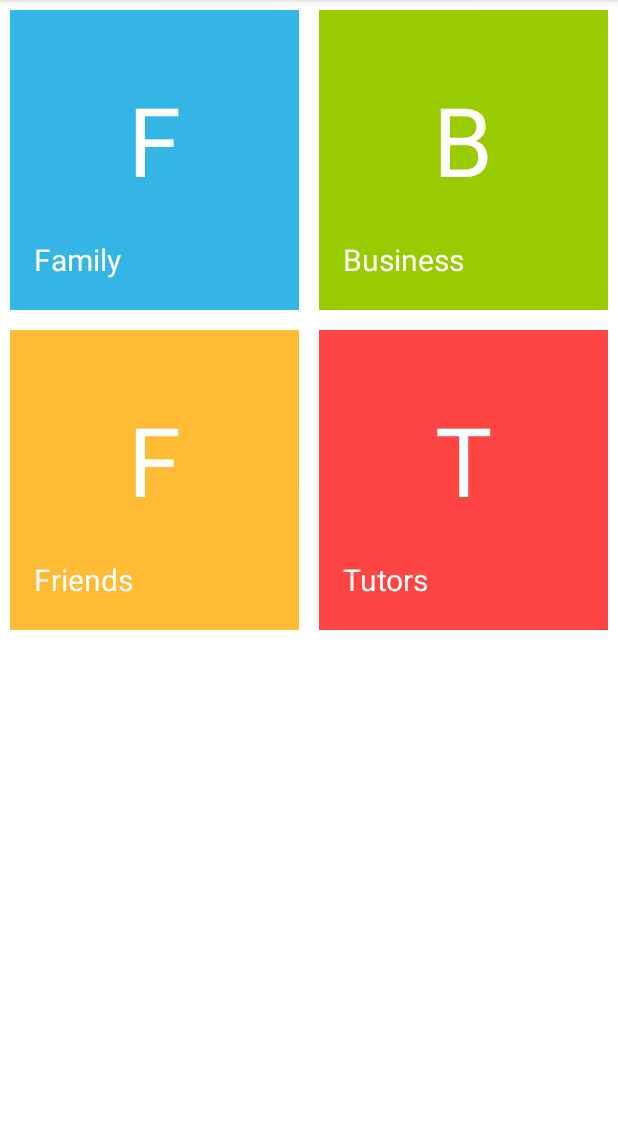
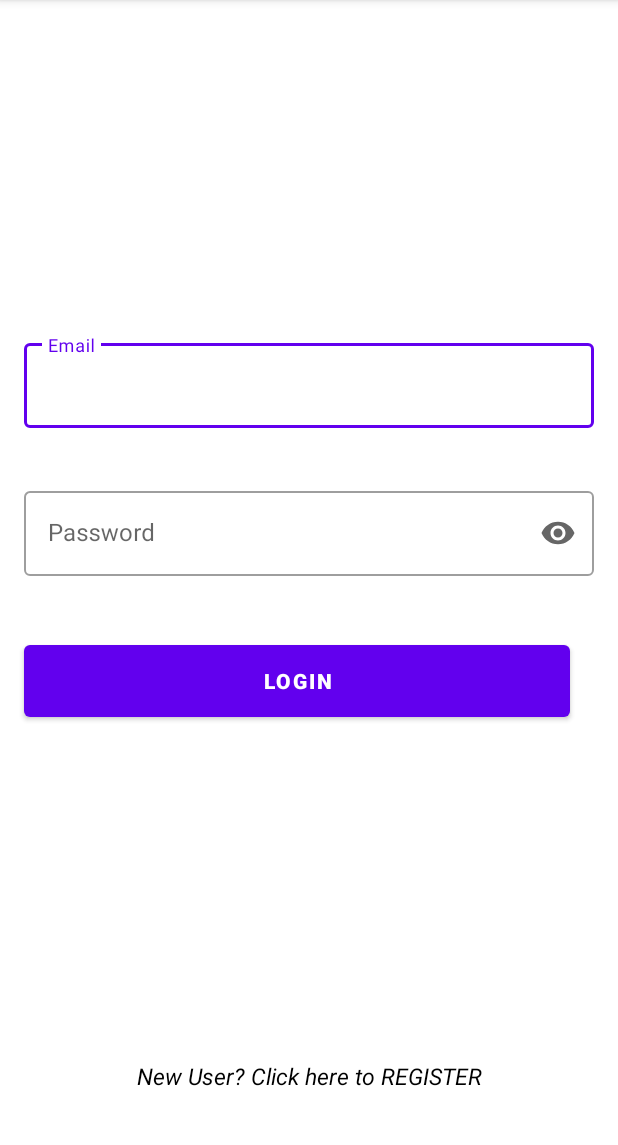
Before and after one commit to Folarin-Isaac/Contact-List-App, an Android app: the screen it shows after launch (MainActivity before the commit, LoginActivity after it), on a phone screen of 412 x 824 dp, the part 84-1229 px from its top. Run offline under Robolectric (Android 15) with nearby library versions, the phone set to English and light mode, and no system bars; our stand-ins replace Room's generated code.

Commit message:
created room database to handle the login and register processes

```diff
--- a/app/src/main/java/com/example/contact_list_app/CategoryAdapter.kt
+++ b/app/src/main/java/com/example/contact_list_app/adapter/CategoryAdapter.kt
@@ -1,10 +1,13 @@
-package com.example.contact_list_app
+package com.example.contact_list_app.adapter
 
 import android.content.Intent
 import android.graphics.Color
 import android.view.LayoutInflater
 import android.view.ViewGroup
 import androidx.recyclerview.widget.RecyclerView
+import com.example.contact_list_app.Category
+import com.example.contact_list_app.ui.ContactListActivity
+import com.example.contact_list_app.R
 import com.example.contact_list_app.databinding.CategoryListItemsBinding
 import java.util.*
 
--- a/app/src/main/java/com/example/contact_list_app/ContactAdapter.kt
+++ b/app/src/main/java/com/example/contact_list_app/adapter/ContactAdapter.kt
@@ -1,8 +1,9 @@
-package com.example.contact_list_app
+package com.example.contact_list_app.adapter
 
 import android.view.LayoutInflater
 import android.view.ViewGroup
 import androidx.recyclerview.widget.RecyclerView
+import com.example.contact_list_app.Contact
 import com.example.contact_list_app.databinding.ContactListItemsBinding
 
 class ContactAdapter : RecyclerView.Adapter<ContactAdapter.ContactViewHolder>() {
--- /dev/null
+++ b/app/src/main/java/com/example/contact_list_app/db/UserDao.kt
@@ -0,0 +1,17 @@
+package com.example.contact_list_app.db
+
+import androidx.lifecycle.LiveData
+import androidx.room.Dao
+import androidx.room.Insert
+import androidx.room.OnConflictStrategy
+import androidx.room.Query
+
+@Dao
+interface UserDao {
+    @Insert(onConflict = OnConflictStrategy.REPLACE)
+    suspend fun addUser(user: User):Long
+
+    @Query("SELECT * from users WHERE emailAddress = (:email) LIMIT 1")
+    fun findUser(email:String): LiveData<User>
+
+}
--- /dev/null
+++ b/app/src/main/java/com/example/contact_list_app/db/UserDatabase.kt
@@ -0,0 +1,14 @@
+package com.example.contact_list_app.db
+
+import androidx.room.Database
+import androidx.room.RoomDatabase
+
+@Database(entities = [User::class], version = 1, exportSchema = false)
+abstract class UserDatabase: RoomDatabase() {
+    abstract fun userDao(): UserDao
+    companion object
+    {
+        const val databaseName:String = "user-db"
+    }
+
+}
--- /dev/null
+++ b/app/src/main/java/com/example/contact_list_app/ui/LoginActivity.kt
@@ -0,0 +1,112 @@
+package com.example.contact_list_app.ui
+
+import android.content.Intent
+import androidx.appcompat.app.AppCompatActivity
+import android.os.Bundle
+import android.util.Log
+import androidx.lifecycle.MutableLiveData
+import androidx.lifecycle.Observer
+import androidx.lifecycle.ViewModelProvider
+import androidx.room.Room
+import com.example.contact_list_app.R
+import com.example.contact_list_app.databinding.ActivityLoginBinding
+import com.example.contact_list_app.db.User
+import com.example.contact_list_app.db.UserDatabase
+import com.example.contact_list_app.viewmodel.ContactViewModel
+import com.example.contact_list_app.viewmodel.ContactViewModelFactory
+
+class LoginActivity : AppCompatActivity() {
+    lateinit var binding: ActivityLoginBinding
+    val isLogin: MutableLiveData<Boolean> = MutableLiveData()
+    private lateinit var viewModel: ContactViewModel
+    private lateinit var viewModelFactory: ContactViewModelFactory
+
+
+    override fun onCreate(savedInstanceState: Bundle?) {
+        super.onCreate(savedInstanceState)
+        binding = ActivityLoginBinding.inflate(layoutInflater)
+        setContentView(binding.root)
+
+        initializeValues()
+
+        isLogin.observe(this,
+            Observer<Boolean> {
+                if (it) {
+                    binding.switchAction.text = getString(R.string.new_user)
+                    binding.materialButton.text = getString(R.string.login)
+                } else {
+                    binding.switchAction.text = getString(R.string.existing_user)
+                    binding.materialButton.text = getString(R.string.register)
+                }
+            })
+
+
+        setClickListeners()
+
+    }
+
+    fun setClickListeners() {
+        binding.switchAction.setOnClickListener {
+            isLogin.postValue(!isLogin.value!!)
+        }
+        binding.materialButton.setOnClickListener {
+            loginRegisterProcess()
+        }
+
+        binding.emailEditText.setOnClickListener {
+            binding.emailInputLayout.error = null
+        }
+
+
+        binding.passwordEditText.setOnClickListener {
+            binding.passwordInputLayout2.error = null
+        }
+    }
+
+
+    fun initializeValues() {
+        val db = Room.databaseBuilder(
+            applicationContext,
+            UserDatabase::class.java, getString(R.string.database_name)
+        ).build()
+
+        viewModelFactory = ContactViewModelFactory(db)
+        viewModel = ViewModelProvider(this, viewModelFactory)
+            .get(ContactViewModel::class.java)
+
+        isLogin.postValue(true)
+    }
+
+
+    fun loginRegisterProcess() {
+        //checks if email and password are intact
+        val emailInput = binding.emailEditText.text.toString()
+        val passwordInput = binding.passwordEditText.text.toString()
+
+        if (isLogin.value!!) {
+            try {
+                viewModel.getUser(emailInput).observe(this, Observer {
+                    val condition1 = binding.emailEditText.text.toString().equals(it?.emailAddress)
+                    val condition2 = binding.passwordEditText.text.toString().equals(it?.password)
+
+                    if (condition1 && condition2) {
+                        startActivity(Intent(this@LoginActivity, MainActivity::class.java))
+                        finish()
+                    } else {
+                        binding.emailInputLayout.error = ""
+                        binding.passwordInputLayout2.error =
+                            getString(R.string.password_error_message)
+                        Log.i("wrong", "email = ${it?.emailAddress}, password = ${it?.password}")
+                    }
+                })
+
+
+            } catch (e: Error) {
+                Log.i("error", e.message.toString())
+            }
+        } else {
+            viewModel.addUser(User(emailInput, passwordInput))
+
+        }
+    }
+}
--- /dev/null
+++ b/app/src/main/java/com/example/contact_list_app/viewmodel/ContactViewModel.kt
@@ -0,0 +1,24 @@
+package com.example.contact_list_app.viewmodel
+
+import android.util.Log
+import androidx.lifecycle.LiveData
+import androidx.lifecycle.ViewModel
+import androidx.lifecycle.viewModelScope
+import com.example.contact_list_app.db.User
+import com.example.contact_list_app.db.UserDatabase
+import kotlinx.coroutines.launch
+
+class ContactViewModel(val db: UserDatabase): ViewModel() {
+    fun getUser(email:String): LiveData<User>
+    {
+        return db.userDao().findUser(email)
+    }
+
+    fun addUser(user: User)
+    {
+        viewModelScope.launch{
+            val id = db.userDao().addUser(user)
+            Log.i("wrong","id = ${id.toString()}")
+        }
+    }
+}
--- /dev/null
+++ b/app/src/main/java/com/example/contact_list_app/viewmodel/ContactViewModelFactory.kt
@@ -0,0 +1,16 @@
+package com.example.contact_list_app.viewmodel
+
+import androidx.lifecycle.ViewModel
+import androidx.lifecycle.ViewModelProvider
+import com.example.contact_list_app.db.UserDatabase
+
+class ContactViewModelFactory(private val db: UserDatabase): ViewModelProvider.Factory {
+
+    override fun <T : ViewModel?> create(modelClass: Class<T>): T {
+        if (modelClass.isAssignableFrom(ContactViewModel::class.java)) {
+            return ContactViewModel(db) as T
+        }
+        throw IllegalArgumentException("Unknown ViewModel class")
+    }
+
+}
--- /dev/null
+++ b/app/src/main/res/drawable/ic_baseline_email_24.xml
@@ -0,0 +1,10 @@
+<vector xmlns:android="http://schemas.android.com/apk/res/android"
+    android:width="24dp"
+    android:height="24dp"
+    android:viewportWidth="24"
+    android:viewportHeight="24"
+    android:tint="?attr/colorControlNormal">
+  <path
+      android:fillColor="@android:color/white"
+      android:pathData="M20,4L4,4c-1.1,0 -1.99,0.9 -1.99,2L2,18c0,1.1 0.9,2 2,2h16c1.1,0 2,-0.9 2,-2L22,6c0,-1.1 -0.9,-2 -2,-2zM20,8l-8,5 -8,-5L4,6l8,5 8,-5v2z"/>
+</vector>
--- a/app/src/main/res/layout/activity_contact_list.xml
+++ b/app/src/main/res/layout/activity_contact_list.xml
@@ -4,7 +4,7 @@
     xmlns:tools="http://schemas.android.com/tools"
     android:layout_width="match_parent"
     android:layout_height="match_parent"
-    tools:context=".ContactListActivity">
+    tools:context=".ui.ContactListActivity">
 
     <androidx.recyclerview.widget.RecyclerView
         android:id="@+id/contact_recycler_view"
--- /dev/null
+++ b/app/src/main/res/layout/activity_login.xml
@@ -0,0 +1,90 @@
+<?xml version="1.0" encoding="utf-8"?>
+<androidx.constraintlayout.widget.ConstraintLayout
+    xmlns:android="http://schemas.android.com/apk/res/android"
+    xmlns:app="http://schemas.android.com/apk/res-auto"
+    xmlns:tools="http://schemas.android.com/tools"
+    android:layout_width="match_parent"
+    android:layout_height="match_parent"
+    tools:context=".ui.LoginActivity">
+
+    <com.google.android.material.textfield.TextInputLayout
+        android:id="@+id/emailInputLayout"
+        style="@style/Widget.MaterialComponents.TextInputLayout.OutlinedBox"
+        android:layout_width="0dp"
+        android:layout_height="wrap_content"
+        android:layout_marginStart="16dp"
+        android:layout_marginEnd="16dp"
+        android:layout_marginBottom="8dp"
+        android:hint="@string/email"
+        app:errorEnabled="true"
+        app:layout_constraintBottom_toTopOf="@+id/passwordInputLayout2"
+        app:layout_constraintEnd_toEndOf="parent"
+        app:layout_constraintHorizontal_bias="0.5"
+        app:layout_constraintStart_toStartOf="parent"
+        app:endIconDrawable="@drawable/ic_baseline_email_24"
+        app:layout_constraintTop_toTopOf="parent"
+        app:layout_constraintVertical_chainStyle="packed">
+
+        <com.google.android.material.textfield.TextInputEditText
+            android:id="@+id/emailEditText"
+            android:layout_width="match_parent"
+            android:layout_height="wrap_content"
+            android:inputType="textEmailAddress"
+            android:textColor="@color/black" />
+
+    </com.google.android.material.textfield.TextInputLayout>
+
+    <com.google.android.material.textfield.TextInputLayout
+        android:id="@+id/passwordInputLayout2"
+        style="@style/Widget.MaterialComponents.TextInputLayout.OutlinedBox"
+        android:layout_width="0dp"
+        android:layout_height="wrap_content"
+        android:layout_marginStart="16dp"
+        android:layout_marginTop="8dp"
+        android:layout_marginEnd="16dp"
+        android:layout_marginBottom="8dp"
+        android:hint="@string/password"
+        app:endIconMode="password_toggle"
+        app:layout_constraintBottom_toTopOf="@+id/materialButton"
+        app:layout_constraintEnd_toEndOf="parent"
+        app:layout_constraintHorizontal_bias="0.5"
+        app:layout_constraintStart_toStartOf="parent"
+        app:layout_constraintTop_toBottomOf="@+id/emailInputLayout">
+
+        <com.google.android.material.textfield.TextInputEditText
+            android:id="@+id/passwordEditText"
+            android:layout_width="match_parent"
+            android:layout_height="wrap_content"
+            android:inputType="textPassword" />
+
+    </com.google.android.material.textfield.TextInputLayout>
+
+    <com.google.android.material.button.MaterialButton
+        android:id="@+id/materialButton"
+        android:layout_width="0dp"
+        android:layout_height="60dp"
+        android:layout_marginStart="16dp"
+        android:layout_marginTop="32dp"
+        android:layout_marginEnd="16dp"
+        android:text="@string/login"
+        android:textStyle="bold"
+        app:layout_constraintBottom_toTopOf="@+id/switchAction"
+        app:layout_constraintEnd_toEndOf="@+id/passwordInputLayout2"
+        app:layout_constraintHorizontal_bias="0.5"
+        app:layout_constraintStart_toStartOf="parent"
+        app:layout_constraintTop_toBottomOf="@+id/passwordInputLayout2" />
+
+    <TextView
+        android:id="@+id/switchAction"
+        android:layout_width="wrap_content"
+        android:layout_height="wrap_content"
+        android:layout_marginBottom="40dp"
+        android:text="@string/new_user"
+        android:textSize="15sp"
+        android:textStyle="italic"
+        android:textColor="@color/black"
+        app:layout_constraintBottom_toBottomOf="parent"
+        app:layout_constraintEnd_toEndOf="parent"
+        app:layout_constraintStart_toStartOf="parent" />
+
+</androidx.constraintlayout.widget.ConstraintLayout>
--- a/app/src/main/res/layout/activity_main.xml
+++ b/app/src/main/res/layout/activity_main.xml
@@ -4,7 +4,7 @@
     xmlns:tools="http://schemas.android.com/tools"
     android:layout_width="match_parent"
     android:layout_height="match_parent"
-    tools:context=".MainActivity">
+    tools:context=".ui.MainActivity">
 
     <androidx.recyclerview.widget.RecyclerView
         android:id="@+id/category_recyclerview"
--- a/app/src/main/res/values/strings.xml
+++ b/app/src/main/res/values/strings.xml
@@ -8,4 +8,14 @@
     <string name="contact_name"> Contact Name</string>
     <string name="fab_desc"> Fab opens the Alertdialog </string>
     <string name="phone_no"> 09034029095 </string>
+    <string name="login"> Login </string>
+    <string name="email"> Email </string>
+    <string name="register"> Register </string>
+    <string name="password"> Password </string>
+    <string name="new_user"> New User? Click here to REGISTER </string>
+    <string name="database_name">user-db</string>
+    <string name="password_error_message">Incorrect email or password</string>
+    <string name="existing_user">Already registered, click here to log in</string>
+
+
 </resources>
```
Also changed, not shown: app/build.gradle (+28 -0 lines), app/src/main/AndroidManifest.xml (+6 -3 lines), app/src/main/java/com/example/contact_list_app/db/User.kt (added, +12 -0 lines), app/src/main/java/com/example/contact_list_app/db/UserDatabaseInstance.kt (added, +22 -0 lines), app/src/main/java/com/example/contact_list_app/ui/ContactListActivity.kt (renamed from app/src/main/java/com/example/contact_list_app/ContactListActivity.kt, +4 -4 lines), app/src/main/java/com/example/contact_list_app/ui/MainActivity.kt (renamed from app/src/main/java/com/example/contact_list_app/MainActivity.kt, +3 -4 lines).
